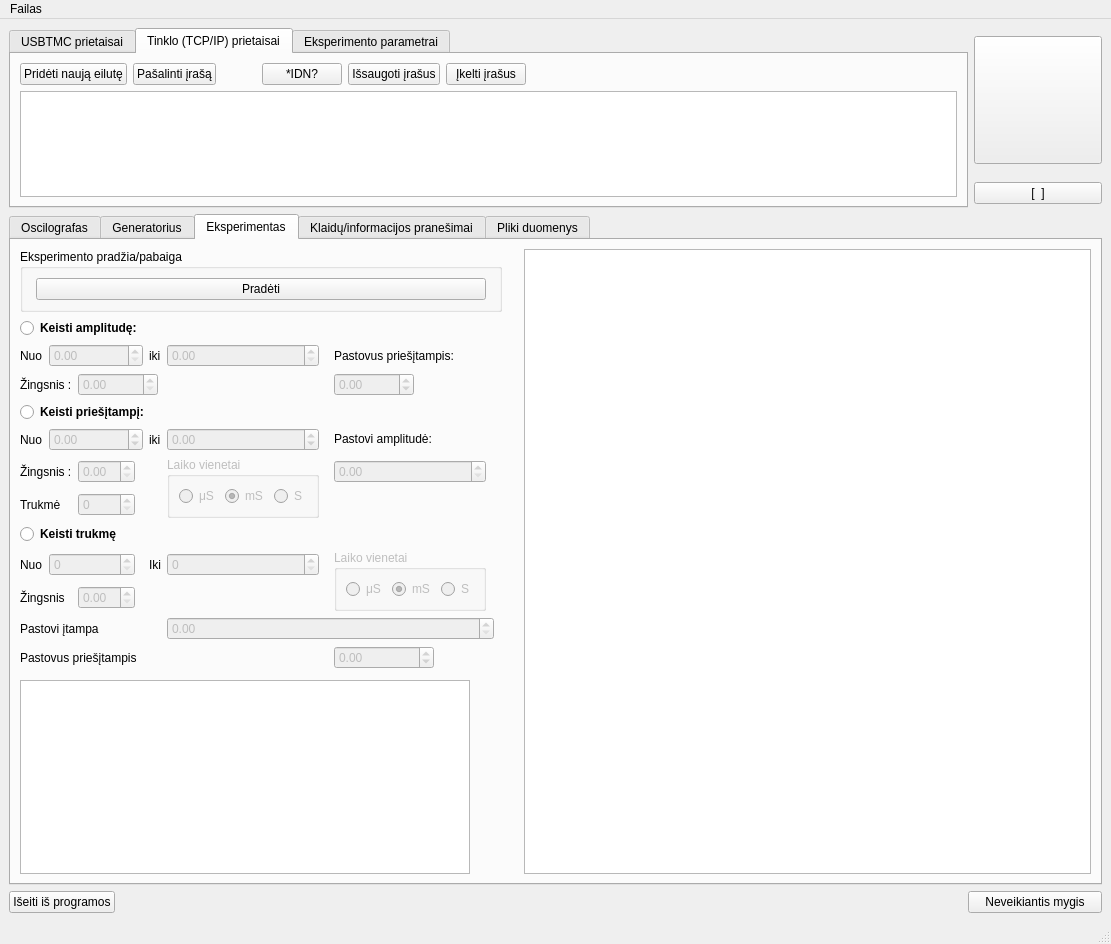
Old version of the form UIfiles/GUIThread.ui in the repository userIsTaken/TryUSB.
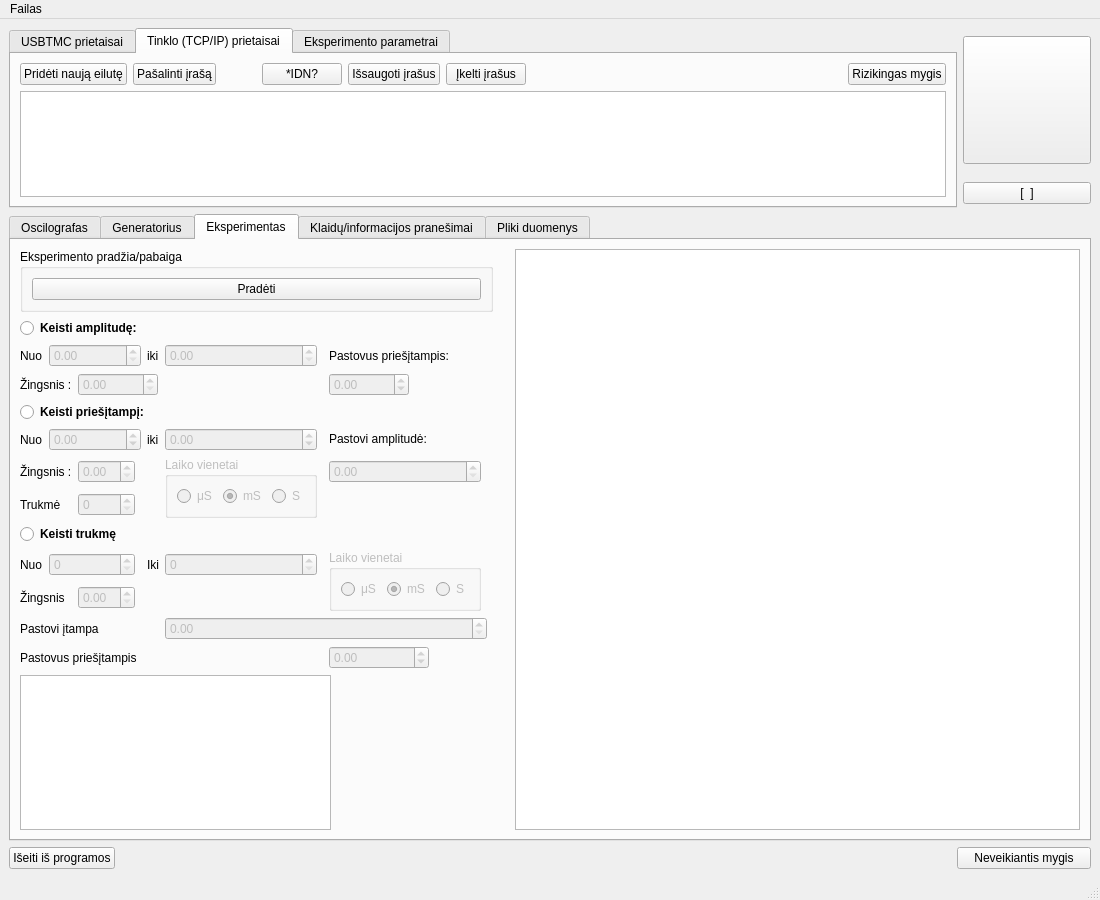
New version of the form. The open tabs and pages were chosen to show the change. Icons and pictures are not drawn. Custom widgets are drawn as their Qt base class.

Commit message: some code cleaning, offset problems

```diff
--- a/UIfiles/GUIThread.ui
+++ b/UIfiles/GUIThread.ui
@@ -6,10 +6,22 @@
    <rect>
     <x>0</x>
     <y>0</y>
-    <width>1111</width>
-    <height>908</height>
+    <width>1100</width>
+    <height>900</height>
    </rect>
   </property>
+  <property name="sizePolicy">
+   <sizepolicy hsizetype="MinimumExpanding" vsizetype="MinimumExpanding">
+    <horstretch>0</horstretch>
+    <verstretch>0</verstretch>
+   </sizepolicy>
+  </property>
+  <property name="minimumSize">
+   <size>
+    <width>1100</width>
+    <height>900</height>
+   </size>
+  </property>
   <property name="windowTitle">
    <string>GenOsci</string>
   </property>
@@ -271,6 +283,13 @@
             </property>
            </spacer>
           </item>
+          <item>
+           <widget class="QPushButton" name="connectoAllDevicesButton">
+            <property name="text">
+             <string>Rizikingas mygis</string>
+            </property>
+           </widget>
+          </item>
          </layout>
         </item>
         <item row="1" column="0">
@@ -1624,12 +1643,18 @@
           </property>
          </widget>
         </item>
-        <item row="3" column="0">
+        <item row="3" column="0" colspan="2">
          <widget class="QPlainTextEdit" name="experimentPlainLog">
+          <property name="sizePolicy">
+           <sizepolicy hsizetype="Fixed" vsizetype="Expanding">
+            <horstretch>0</horstretch>
+            <verstretch>0</verstretch>
+           </sizepolicy>
+          </property>
           <property name="maximumSize">
            <size>
             <width>450</width>
-            <height>16777215</height>
+            <height>600</height>
            </size>
           </property>
          </widget>
@@ -1712,8 +1737,8 @@
     <rect>
      <x>0</x>
      <y>0</y>
-     <width>1111</width>
-     <height>28</height>
+     <width>1100</width>
+     <height>31</height>
     </rect>
    </property>
    <widget class="QMenu" name="menuFailas">
```
Left out of the diff: 82 changed lines with no effect on the pictures. The commit also changes 2 other files.
